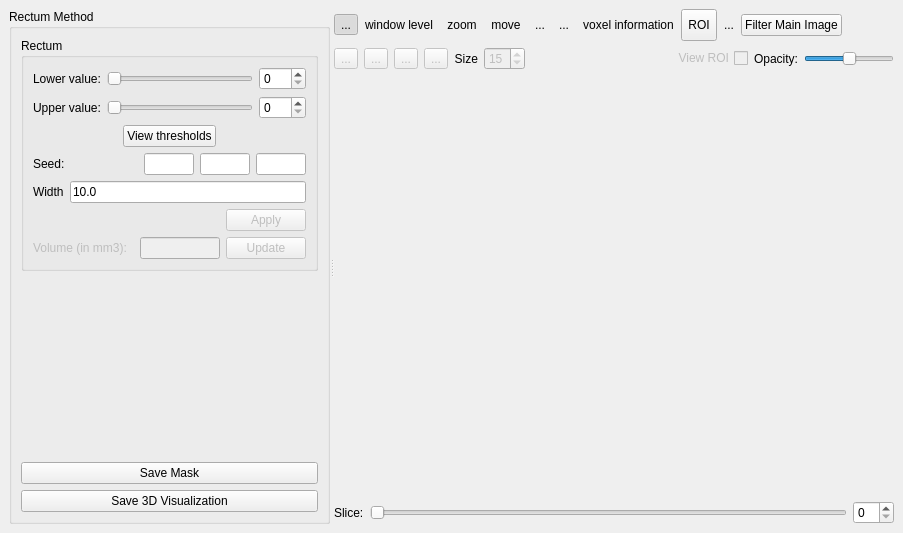
Above: starviewer/src/extensions/playground/rectumsegmentation/qrectumsegmentationextensionbase.ui from starviewer-medical/starviewer before the change. Below: the same form after it.
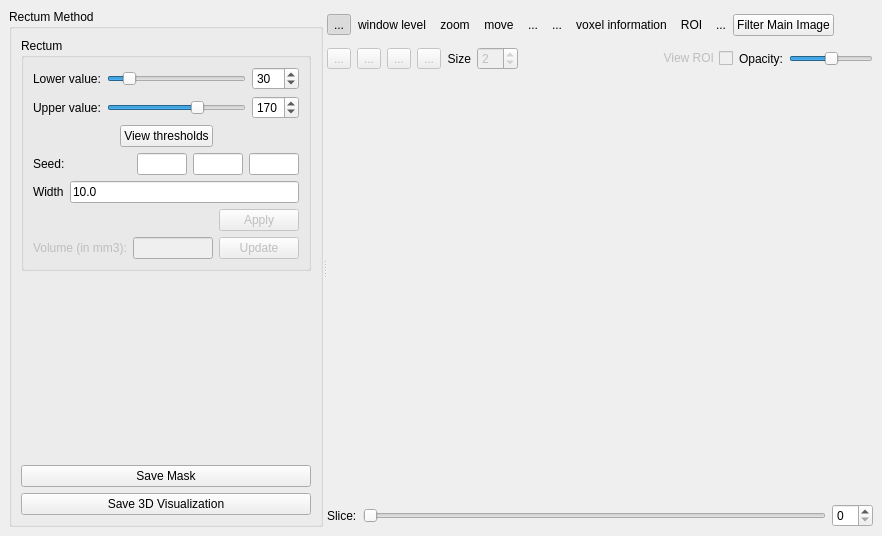
That is the form after the change. Icons and pictures are not drawn. Custom widgets are drawn as their Qt base class.

Commit message: ENH: S'ha millorat l'extensió rectumsegmentation. Sobretot s'han polit aspectes d'interfície d'usuari. Aquesta versió és la que es presentarà al congrés ESMRMB '08 a València.

```diff
--- a/starviewer/src/extensions/playground/rectumsegmentation/qrectumsegmentationextensionbase.ui
+++ b/starviewer/src/extensions/playground/rectumsegmentation/qrectumsegmentationextensionbase.ui
@@ -5,8 +5,8 @@
    <rect>
     <x>0</x>
     <y>0</y>
-    <width>903</width>
-    <height>533</height>
+    <width>882</width>
+    <height>536</height>
    </rect>
   </property>
   <property name="windowTitle" >
@@ -79,6 +79,9 @@
                  <property name="maximum" >
                   <number>255</number>
                  </property>
+                 <property name="value" >
+                  <number>30</number>
+                 </property>
                  <property name="orientation" >
                   <enum>Qt::Horizontal</enum>
                  </property>
@@ -89,6 +92,9 @@
                  <property name="maximum" >
                   <number>255</number>
                  </property>
+                 <property name="value" >
+                  <number>30</number>
+                 </property>
                 </widget>
                </item>
               </layout>
@@ -113,6 +119,9 @@
                  <property name="maximum" >
                   <number>255</number>
                  </property>
+                 <property name="value" >
+                  <number>170</number>
+                 </property>
                  <property name="orientation" >
                   <enum>Qt::Horizontal</enum>
                  </property>
@@ -123,6 +132,9 @@
                  <property name="maximum" >
                   <number>255</number>
                  </property>
+                 <property name="value" >
+                  <number>170</number>
+                 </property>
                 </widget>
                </item>
               </layout>
@@ -156,6 +168,12 @@
                  <property name="text" >
                   <string>View thresholds</string>
                  </property>
+                 <property name="checkable" >
+                  <bool>false</bool>
+                 </property>
+                 <property name="checked" >
+                  <bool>false</bool>
+                 </property>
                 </widget>
                </item>
                <item>
@@ -198,7 +216,7 @@
                  </property>
                  <property name="sizePolicy" >
                   <sizepolicy>
-                   <hsizetype>4</hsizetype>
+                   <hsizetype>0</hsizetype>
                    <vsizetype>0</vsizetype>
                    <horstretch>0</horstretch>
                    <verstretch>0</verstretch>
@@ -222,7 +240,7 @@
                  </property>
                  <property name="sizePolicy" >
                   <sizepolicy>
-                   <hsizetype>4</hsizetype>
+                   <hsizetype>0</hsizetype>
                    <vsizetype>0</vsizetype>
                    <horstretch>0</horstretch>
                    <verstretch>0</verstretch>
@@ -246,7 +264,7 @@
                  </property>
                  <property name="sizePolicy" >
                   <sizepolicy>
-                   <hsizetype>4</hsizetype>
+                   <hsizetype>0</hsizetype>
                    <vsizetype>0</vsizetype>
                    <horstretch>0</horstretch>
                    <verstretch>0</verstretch>
@@ -335,7 +353,7 @@
                  </property>
                  <property name="sizePolicy" >
                   <sizepolicy>
-                   <hsizetype>4</hsizetype>
+                   <hsizetype>0</hsizetype>
                    <vsizetype>0</vsizetype>
                    <horstretch>0</horstretch>
                    <verstretch>0</verstretch>
@@ -594,6 +612,12 @@
            <property name="icon" >
             <iconset/>
            </property>
+           <property name="checkable" >
+            <bool>true</bool>
+           </property>
+           <property name="autoRaise" >
+            <bool>true</bool>
+           </property>
           </widget>
          </item>
          <item>
@@ -727,7 +751,7 @@
               <number>0</number>
              </property>
              <property name="value" >
-              <number>15</number>
+              <number>2</number>
              </property>
             </widget>
            </item>
@@ -819,8 +843,8 @@
           <widget class="udg::Q2DViewer" native="1" name="m_2DView" >
            <property name="sizePolicy" >
             <sizepolicy>
-             <hsizetype>7</hsizetype>
-             <vsizetype>7</vsizetype>
+             <hsizetype>0</hsizetype>
+             <vsizetype>0</vsizetype>
              <horstretch>0</horstretch>
              <verstretch>0</verstretch>
             </sizepolicy>
```
The commit also changes 2 other files.
